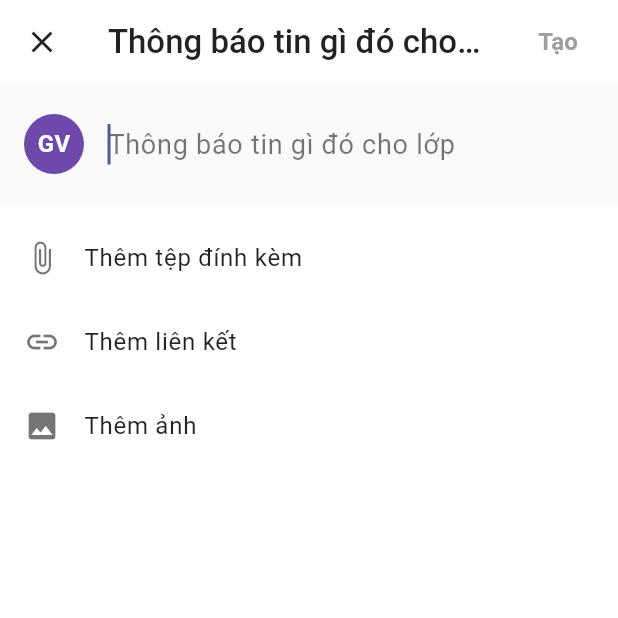
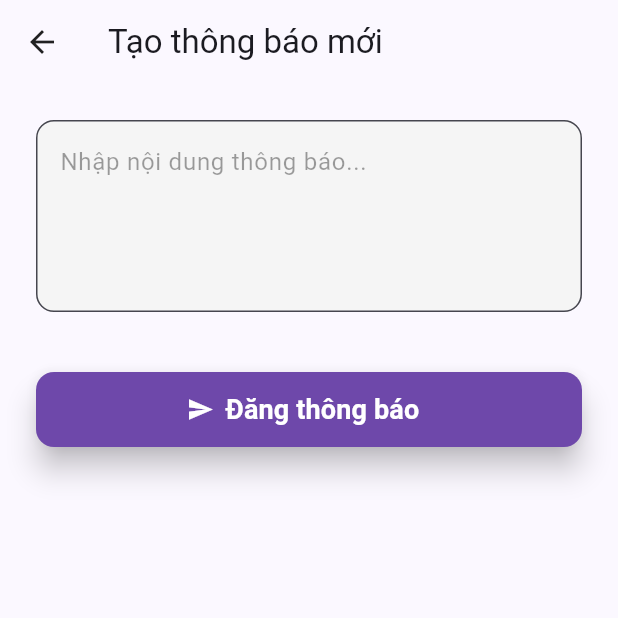
Before and after one commit to seeusoon2301/elearning-app, a Flutter app: the CreateAnnouncementScreen screen opened directly with empty values, on a phone screen of 412 x 824 dp, the top half of it. Run offline on Flutter 3.47's test engine with Material 3 defaults, Android fonts, the phone set to English and light mode, and no system bars; our stand-ins replace shared_preferences; accounts and stored records are empty; network calls fail.

```diff
--- a/elearning/frontend/classroom_app/lib/screens/create_annoucement_screen.dart
+++ b/elearning/frontend/classroom_app/lib/screens/create_annoucement_screen.dart
@@ -1,139 +1,142 @@
-// lib/screens/create_announcement_screen.dart
+// lib/screens/create_annoucement_screen.dart
+
 import 'package:flutter/material.dart';
+import '../services/api_service.dart';
 
 class CreateAnnouncementScreen extends StatefulWidget {
-  final Function(String content) onCreated;
+  // ⭐️ THAY ĐỔI: Chỉ nhận classId, loại bỏ onCreated
+  final String classId;
 
-  const CreateAnnouncementScreen({Key? key, required this.onCreated})
-      : super(key: key);
+  const CreateAnnouncementScreen({
+    Key? key,
+    required this.classId,
+  }) : super(key: key);
 
   @override
-  State<CreateAnnouncementScreen> createState() =>
-      _CreateAnnouncementScreenState();
+  State<CreateAnnouncementScreen> createState() => _CreateAnnouncementScreenState();
 }
 
 class _CreateAnnouncementScreenState extends State<CreateAnnouncementScreen> {
-  final TextEditingController _controller = TextEditingController();
-  bool _canPost = false;
-
-  @override
-  void initState() {
-    super.initState();
-    _controller.addListener(() {
-      setState(() {
-        _canPost = _controller.text.trim().isNotEmpty;
-      });
-    });
-  }
+  final _contentController = TextEditingController();
+  final _formKey = GlobalKey<FormState>();
+  bool _isLoading = false;
 
   @override
   void dispose() {
-    _controller.dispose();
+    _contentController.dispose();
     super.dispose();
   }
 
-  void _postAnnouncement() {
-    if (_canPost) {
-      widget.onCreated(_controller.text.trim());
-      Navigator.pop(context);
+  // HÀM GỌI API ĐỂ TẠO BẢNG TIN
+  Future<void> _createAnnouncement() async {
+    if (!_formKey.currentState!.validate()) {
+      return;
+    }
+
+    final content = _contentController.text.trim();
+    if (content.isEmpty) return;
+
+    setState(() {
+      _isLoading = true;
+    });
+
+    try {
+      // ⭐️ GỌI HÀM API MỚI
+      await ApiService.createAnnouncement(widget.classId, content);
+
+      // Thành công: Trả về `true` để ClassDetailScreen biết và tải lại dữ liệu
+      if (mounted) {
+        Navigator.pop(context, true);
+      }
+    } catch (e) {
+      // Thất bại: Hiển thị thông báo lỗi
+      if (mounted) {
+        final errorMessage = e.toString().replaceFirst("Exception: ", "");
+        ScaffoldMessenger.of(context).showSnackBar(
+          SnackBar(
+            content: Text(errorMessage),
+            backgroundColor: Colors.red,
+          ),
+        );
+      }
+    } finally {
+      // Tắt trạng thái loading
+      if (mounted) {
+        setState(() {
+          _isLoading = false;
+        });
+      }
     }
   }
 
   @override
   Widget build(BuildContext context) {
     final isDark = Theme.of(context).brightness == Brightness.dark;
-    final bgColor = isDark ? Colors.black : Colors.white;
-    final cardColor = isDark ? Colors.grey[900]! : Colors.grey[50]!;
-    final textColor = isDark ? Colors.white : Colors.black87;
-    final hintColor = isDark ? Colors.white60 : Colors.black54;
 
     return Scaffold(
-      backgroundColor: bgColor,
       appBar: AppBar(
-        backgroundColor: bgColor,
+        title: const Text("Tạo thông báo mới"),
+        backgroundColor: Theme.of(context).scaffoldBackgroundColor,
         elevation: 0,
-        leading: IconButton(
-          icon: Icon(Icons.close, color: textColor),
-          onPressed: () => Navigator.pop(context),
-        ),
-        title: Text(
-          "Thông báo tin gì đó cho lớp",
-          style: TextStyle(color: textColor, fontWeight: FontWeight.w500),
-        ),
-        actions: [
-          Padding(
-            padding: const EdgeInsets.only(right: 8),
-            child: TextButton(
-              onPressed: _canPost ? _postAnnouncement : null,
-              child: Text(
-                "Tạo",
-                style: TextStyle(
-                  color: _canPost ? const Color(0xFF6E48AA) : Colors.grey,
-                  fontWeight: FontWeight.bold,
-                  fontSize: 16,
+        iconTheme: IconThemeData(color: isDark ? Colors.white : Colors.black87),
+      ),
+      body: SingleChildScrollView(
+        padding: const EdgeInsets.all(24.0),
+        child: Form(
+          key: _formKey,
+          child: Column(
+            crossAxisAlignment: CrossAxisAlignment.start,
+            children: [
+              TextFormField(
+                controller: _contentController,
+                maxLines: 8,
+                minLines: 4,
+                validator: (value) {
+                  if (value == null || value.isEmpty) {
+                    return 'Nội dung thông báo không được để trống.';
+                  }
+                  return null;
+                },
+                style: TextStyle(color: isDark ? Colors.white : Colors.black87),
+                decoration: InputDecoration(
+                  hintText: "Nhập nội dung thông báo...",
+                  hintStyle: TextStyle(color: isDark ? Colors.white54 : Colors.black38),
+                  filled: true,
+                  fillColor: isDark ? Colors.white.withOpacity(0.12) : Colors.grey[100],
+                  border: OutlineInputBorder(
+                    borderRadius: BorderRadius.circular(12),
+                  ),
+                  focusedBorder: OutlineInputBorder(
+                    borderRadius: BorderRadius.circular(12),
+                    borderSide: BorderSide(color: isDark ? const Color(0xFFE0AAFF) : const Color(0xFF6E48AA), width: 2),
+                  ),
                 ),
               ),
-            ),
-          ),
-        ],
-      ),
-      body: Column(
-        children: [
-          // Header giống Google Classroom thật
-          Container(
-            color: cardColor,
-            padding: const EdgeInsets.all(16),
-            child: Row(
-              children: [
-                CircleAvatar(
-                  radius: 20,
-                  backgroundColor: const Color(0xFF6E48AA),
-                  child: const Text(
-                    "GV",
-                    style: TextStyle(color: Colors.white, fontWeight: FontWeight.bold),
+              const SizedBox(height: 40),
+              Center(
+                child: SizedBox(
+                  width: double.infinity,
+                  height: 50,
+                  child: ElevatedButton.icon(
+                    style: ElevatedButton.styleFrom(
+                      backgroundColor: const Color(0xFF6E48AA),
+                      shape: RoundedRectangleBorder(borderRadius: BorderRadius.circular(12)),
+                      elevation: 8,
+                    ),
+                    icon: _isLoading
+                        ? const SizedBox(width: 20, height: 20, child: CircularProgressIndicator(color: Colors.white, strokeWidth: 2))
+                        : const Icon(Icons.send, color: Colors.white),
+                    label: Text(
+                      _isLoading ? "Đang tạo..." : "Đăng thông báo",
+                      style: const TextStyle(fontSize: 18, color: Colors.white, fontWeight: FontWeight.bold),
+                    ),
+                    onPressed: _isLoading ? null : _createAnnouncement,
                   ),
                 ),
-                const SizedBox(width: 16),
-                Expanded(
-                  child: TextField(
-                    controller: _controller,
-                    autofocus: true,
-                    style: TextStyle(fontSize: 18, color: textColor),
-                    decoration: InputDecoration(
-                      hintText: "Thông báo tin gì đó cho lớp",
-                      hintStyle: TextStyle(color: hintColor),
-                      border: InputBorder.none,
-                    ),
-                    maxLines: null,
-                  ),
-                ),
-              ],
-            ),
+              ),
+            ],
           ),
-
-          const SizedBox(height: 8),
-
-          // Các tùy chọn thêm (giữ nguyên như Google Classroom)
-          ListTile(
-            leading: Icon(Icons.attach_file, color: hintColor),
-            title: Text("Thêm tệp đính kèm", style: TextStyle(color: textColor)),
-            onTap: () {
-              ScaffoldMessenger.of(context).showSnackBar(
-                const SnackBar(content: Text("Chưa hỗ trợ đính kèm file")),
-              );
-            },
-          ),
-          ListTile(
-            leading: Icon(Icons.link, color: hintColor),
-            title: Text("Thêm liên kết", style: TextStyle(color: textColor)),
-            onTap: () {},
-          ),
-          ListTile(
-            leading: Icon(Icons.image, color: hintColor),
-            title: Text("Thêm ảnh", style: TextStyle(color: textColor)),
-            onTap: () {},
-          ),
-        ],
+        ),
       ),
     );
   }
```
Also changed, not shown: elearning/frontend/classroom_app/lib/home_page.dart (+17 -7 lines), elearning/frontend/classroom_app/lib/screens/class_detail_screen.dart (+152 -130 lines), elearning/frontend/classroom_app/lib/services/api_service.dart (+140 -64 lines), elearning/frontend/classroom_app/pubspec.lock, 4 other files.
